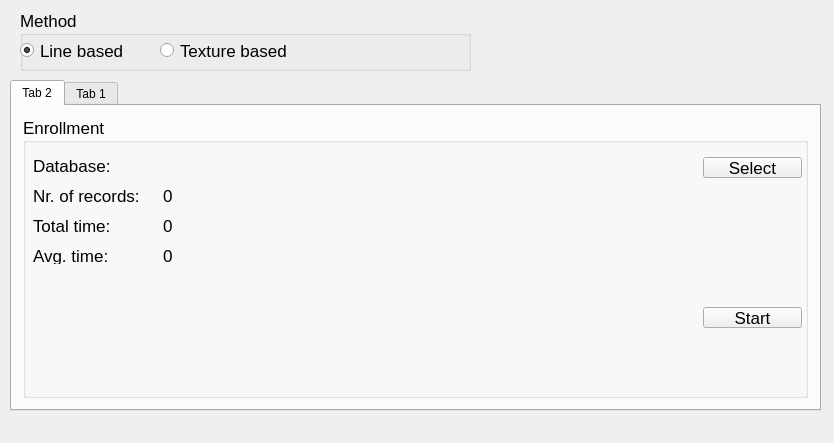
First picture: the form in mainwindow.ui, repository szaboa/PalmPrintAuthentication, before the edit.
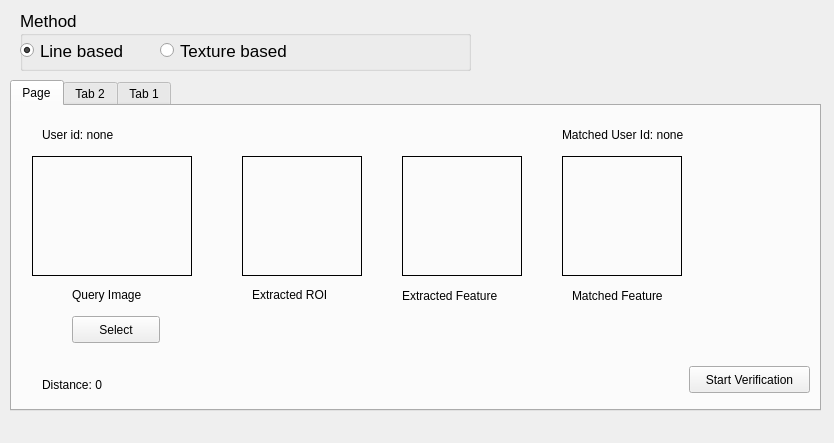
Second picture: the form after the edit.

Commit message: Add single verification tab

Patch:
```diff
--- a/mainwindow.ui
+++ b/mainwindow.ui
@@ -26,6 +26,192 @@
     <property name="currentIndex">
      <number>0</number>
     </property>
+    <widget class="QWidget" name="tab_3">
+     <attribute name="title">
+      <string>Page</string>
+     </attribute>
+     <widget class="QPushButton" name="pushButton">
+      <property name="geometry">
+       <rect>
+        <x>60</x>
+        <y>210</y>
+        <width>88</width>
+        <height>27</height>
+       </rect>
+      </property>
+      <property name="text">
+       <string>Select</string>
+      </property>
+     </widget>
+     <widget class="QLabel" name="label_input_image">
+      <property name="geometry">
+       <rect>
+        <x>20</x>
+        <y>50</y>
+        <width>160</width>
+        <height>120</height>
+       </rect>
+      </property>
+      <property name="frameShape">
+       <enum>QFrame::Box</enum>
+      </property>
+      <property name="text">
+       <string/>
+      </property>
+     </widget>
+     <widget class="QPushButton" name="startVerificationButton">
+      <property name="geometry">
+       <rect>
+        <x>677</x>
+        <y>260</y>
+        <width>121</width>
+        <height>27</height>
+       </rect>
+      </property>
+      <property name="text">
+       <string>Start Verification</string>
+      </property>
+     </widget>
+     <widget class="QLabel" name="labelRoi">
+      <property name="geometry">
+       <rect>
+        <x>230</x>
+        <y>50</y>
+        <width>120</width>
+        <height>120</height>
+       </rect>
+      </property>
+      <property name="frameShape">
+       <enum>QFrame::Box</enum>
+      </property>
+      <property name="text">
+       <string/>
+      </property>
+     </widget>
+     <widget class="QLabel" name="labelFeatures">
+      <property name="geometry">
+       <rect>
+        <x>390</x>
+        <y>50</y>
+        <width>120</width>
+        <height>120</height>
+       </rect>
+      </property>
+      <property name="frameShape">
+       <enum>QFrame::Box</enum>
+      </property>
+      <property name="text">
+       <string/>
+      </property>
+     </widget>
+     <widget class="QLabel" name="labelMatchedFeature">
+      <property name="geometry">
+       <rect>
+        <x>550</x>
+        <y>50</y>
+        <width>120</width>
+        <height>120</height>
+       </rect>
+      </property>
+      <property name="frameShape">
+       <enum>QFrame::Box</enum>
+      </property>
+      <property name="text">
+       <string/>
+      </property>
+     </widget>
+     <widget class="QLabel" name="label_10">
+      <property name="geometry">
+       <rect>
+        <x>60</x>
+        <y>180</y>
+        <width>111</width>
+        <height>17</height>
+       </rect>
+      </property>
+      <property name="text">
+       <string>Query Image</string>
+      </property>
+     </widget>
+     <widget class="QLabel" name="label_11">
+      <property name="geometry">
+       <rect>
+        <x>240</x>
+        <y>180</y>
+        <width>101</width>
+        <height>17</height>
+       </rect>
+      </property>
+      <property name="text">
+       <string>Extracted ROI</string>
+      </property>
+     </widget>
+     <widget class="QLabel" name="label_12">
+      <property name="geometry">
+       <rect>
+        <x>390</x>
+        <y>180</y>
+        <width>131</width>
+        <height>20</height>
+       </rect>
+      </property>
+      <property name="text">
+       <string>Extracted Feature</string>
+      </property>
+     </widget>
+     <widget class="QLabel" name="label_13">
+      <property name="geometry">
+       <rect>
+        <x>560</x>
+        <y>180</y>
+        <width>121</width>
+        <height>20</height>
+       </rect>
+      </property>
+      <property name="text">
+       <string>Matched Feature</string>
+      </property>
+     </widget>
+     <widget class="QLabel" name="labelQueryImageId">
+      <property name="geometry">
+       <rect>
+        <x>30</x>
+        <y>20</y>
+        <width>141</width>
+        <height>17</height>
+       </rect>
+      </property>
+      <property name="text">
+       <string>User id: none</string>
+      </property>
+     </widget>
+     <widget class="QLabel" name="labelMatchedId">
+      <property name="geometry">
+       <rect>
+        <x>550</x>
+        <y>20</y>
+        <width>171</width>
+        <height>17</height>
+       </rect>
+      </property>
+      <property name="text">
+       <string>Matched User Id: none</string>
+      </property>
+     </widget>
+     <widget class="QLabel" name="labelDistance">
+      <property name="geometry">
+       <rect>
+        <x>30</x>
+        <y>270</y>
+        <width>211</width>
+        <height>17</height>
+       </rect>
+      </property>
+      <property name="text">
+       <string>Distance: 0</string>
+      </property>
+     </widget>
+    </widget>
     <widget class="QWidget" name="tab_2">
      <attribute name="title">
       <string>Tab 2</string>
```
Left out of the diff: 2 changed lines with no effect on the pictures. The commit also changes 50 other files.
